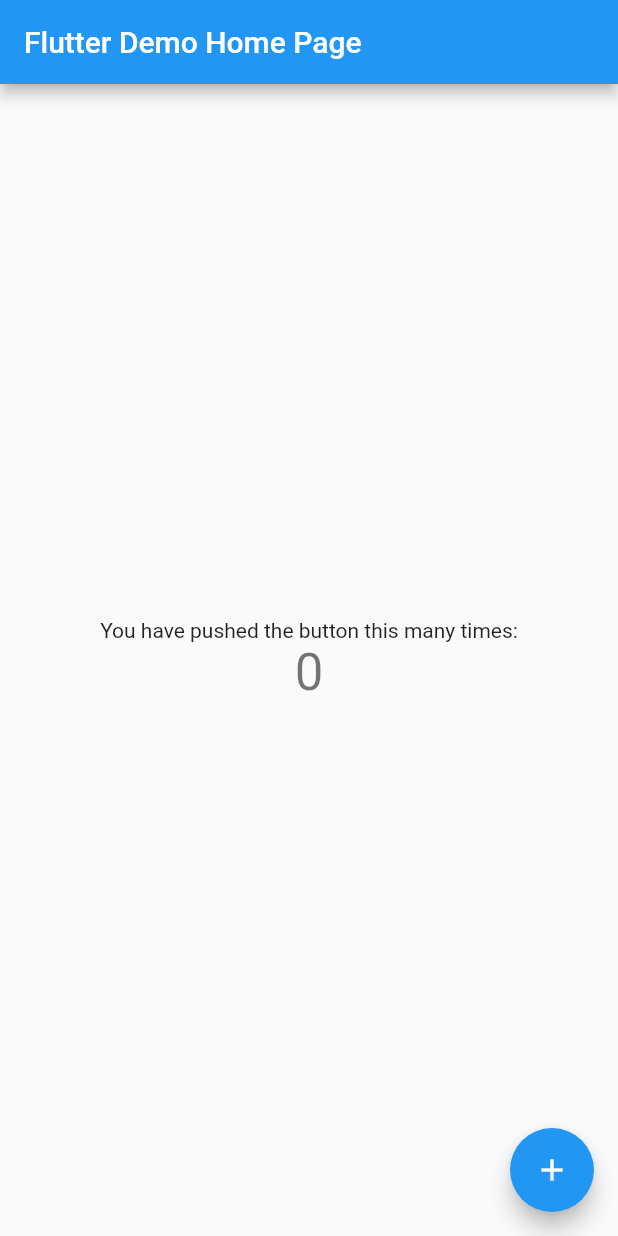
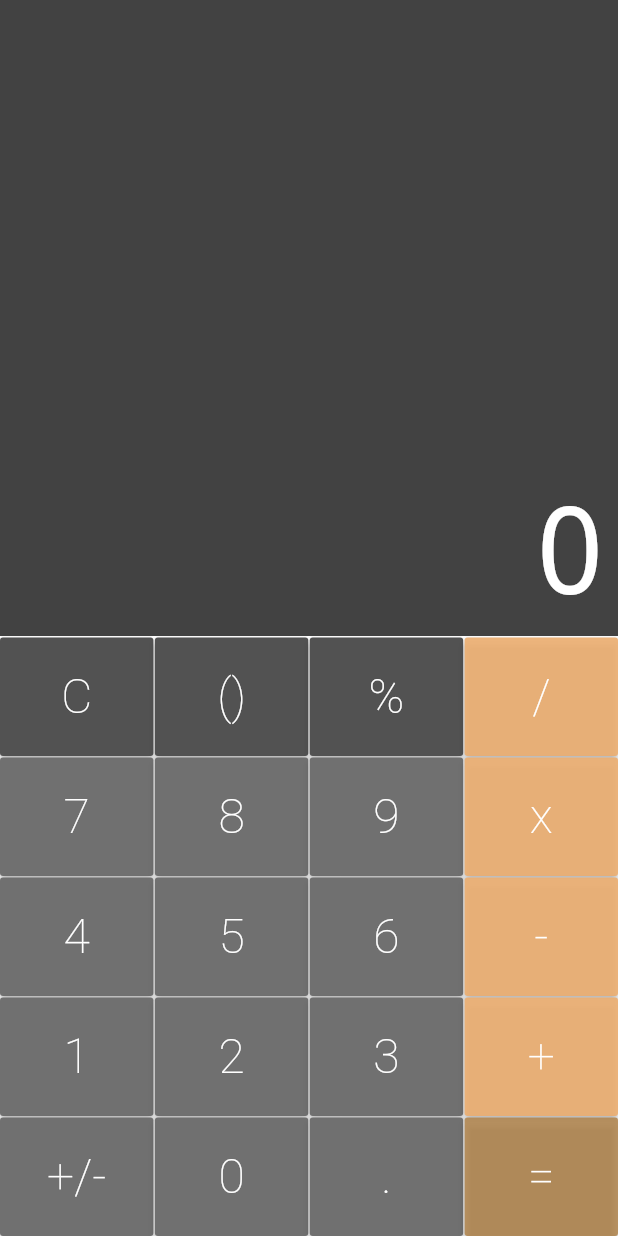
Before and after one commit to MoizesFSantos/CalculatorAPP, a Flutter app: the screen it shows after launch, on a phone screen of 412 x 824 dp. Run offline on Flutter 3.47's test engine with Material 2 defaults, Android fonts, the phone set to English and light mode, and no system bars; drawn by our look-alikes of auto_size_text.

Commit message:
second commit
almost finishing

```diff
--- /dev/null
+++ b/calculator/lib/components/button.dart
@@ -0,0 +1,56 @@
+import 'package:flutter/material.dart';
+
+// all buttons is here
+
+class Button extends StatelessWidget {
+  // different colors to different buttons ;)
+  static const DARK = Color.fromRGBO(82, 82, 82, 1);
+  static const DEFAULT = Color.fromRGBO(112, 112, 112, 1);
+  static const OPERATION = Color.fromRGBO(236, 173, 111, 0.9);
+  static const EQUALS = Color.fromRGBO(173, 125, 65, 0.8);
+
+  final String text;
+  final Color color;
+  final void Function(String) cb;
+// here are the constructors
+  Button({
+    @required this.text,
+    this.color = DEFAULT,
+    @required this.cb,
+  });
+  Button.operation({
+    @required this.text,
+    this.color = OPERATION,
+    @required this.cb,
+  });
+  Button.equals({
+    @required this.text,
+    this.color = EQUALS,
+    @required this.cb,
+  });
+  Button.dark({
+    @required this.text,
+    this.color = DARK,
+    @required this.cb,
+  });
+
+  @override
+  Widget build(BuildContext context) {
+    return Expanded(
+      flex: 1,
+      // ignore: deprecated_member_use
+      child: RaisedButton(
+        color: this.color,
+        child: Text(
+          text,
+          style: TextStyle(
+            color: Colors.white,
+            fontSize: 32,
+            fontWeight: FontWeight.w200,
+          ),
+        ),
+        onPressed: () => cb(text),
+      ),
+    );
+  }
+}
--- /dev/null
+++ b/calculator/lib/components/button_row.dart
@@ -0,0 +1,21 @@
+import 'package:calculator/components/button.dart';
+import 'package:flutter/material.dart';
+
+// this component put the buttons in line and will be called in the Kboard component
+
+class ButtonRow extends StatelessWidget {
+  final List<Button> buttons;
+  ButtonRow(this.buttons);
+  @override
+  Widget build(BuildContext context) {
+    return Expanded(
+      child: Row(
+        crossAxisAlignment: CrossAxisAlignment.stretch,
+        children: buttons.fold(<Widget>[], (list, b) {
+          list.isEmpty ? list.add(b) : list.addAll([SizedBox(width: 1), b]);
+          return list;
+        }),
+      ),
+    );
+  }
+}
--- /dev/null
+++ b/calculator/lib/components/display.dart
@@ -0,0 +1,40 @@
+import 'package:flutter/material.dart';
+import 'package:auto_size_text/auto_size_text.dart';
+
+class Display extends StatelessWidget {
+  final String text;
+  Display(this.text);
+  @override
+  Widget build(BuildContext context) {
+    return Expanded(
+      flex: 1,
+      child: Container(
+        color: Colors.grey[800],
+        child: Column(
+          // put the child in the end of the column
+          mainAxisAlignment: MainAxisAlignment.end,
+          // this option made the column take all screen space
+          crossAxisAlignment: CrossAxisAlignment.stretch,
+          children: [
+            Padding(
+              padding: const EdgeInsets.all(8.0),
+              child: AutoSizeText(
+                text,
+                maxFontSize: 80,
+                minFontSize: 20,
+                maxLines: 1,
+                textAlign: TextAlign.end,
+                style: TextStyle(
+                  fontWeight: FontWeight.w100,
+                  decoration: TextDecoration.none,
+                  fontSize: 80,
+                  color: Colors.white,
+                ),
+                ),
+            )
+          ],
+        ),
+      ),
+    );
+  }
+}
--- /dev/null
+++ b/calculator/lib/components/kboard.dart
@@ -0,0 +1,63 @@
+import 'package:calculator/components/button.dart';
+import 'package:calculator/components/button_row.dart';
+import 'package:flutter/material.dart';
+
+class KeyBoard extends StatelessWidget {
+  final void Function(String) cb;
+  KeyBoard(this.cb);
+  @override
+  Widget build(BuildContext context) {
+    return Container(
+      height: 400,
+      child: Column(
+        children: [
+          SizedBox(
+            height: 1,
+          ),
+          ButtonRow([
+            Button.dark(text: 'C', cb: cb),
+            Button.dark(text: '()', cb: cb),
+            Button.dark(text: '%', cb: cb),
+            Button.operation(text: '/', cb: cb),
+          ]),
+          SizedBox(
+            height: 1,
+          ),
+          ButtonRow([
+            Button(text: '7', cb: cb),
+            Button(text: '8', cb: cb),
+            Button(text: '9', cb: cb),
+            Button.operation(text: 'x', cb: cb),
+          ]),
+          SizedBox(
+            height: 1,
+          ),
+          ButtonRow([
+            Button(text: '4', cb: cb),
+            Button(text: '5', cb: cb),
+            Button(text: '6', cb: cb),
+            Button.operation(text: '-', cb: cb),
+          ]),
+          SizedBox(
+            height: 1,
+          ),
+          ButtonRow([
+            Button(text: '1', cb: cb),
+            Button(text: '2', cb: cb),
+            Button(text: '3', cb: cb),
+            Button.operation(text: '+', cb: cb),
+          ]),
+          SizedBox(
+            height: 1,
+          ),
+          ButtonRow([
+            Button(text: '+/-', cb: cb),
+            Button(text: '0', cb: cb),
+            Button(text: '.', cb: cb),
+            Button.equals(text: '=', cb: cb),
+          ]),
+        ],
+      ),
+    );
+  }
+}
--- a/calculator/lib/main.dart
+++ b/calculator/lib/main.dart
@@ -1,113 +1,6 @@
+import 'package:calculator/screen/calculator.dart';
 import 'package:flutter/material.dart';
 
 void main() {
-  runApp(MyApp());
+  runApp(CalcScreen());
 }
-
-class MyApp extends StatelessWidget {
-  // This widget is the root of your application.
-  @override
-  Widget build(BuildContext context) {
-    return MaterialApp(
-      title: 'Flutter Demo',
-      theme: ThemeData(
-        // This is the theme of your application.
-        //
-        // Try running your application with "flutter run". You'll see the
-        // application has a blue toolbar. Then, without quitting the app, try
-        // changing the primarySwatch below to Colors.green and then invoke
-        // "hot reload" (press "r" in the console where you ran "flutter run",
-        // or simply save your changes to "hot reload" in a Flutter IDE).
-        // Notice that the counter didn't reset back to zero; the application
-        // is not restarted.
-        primarySwatch: Colors.blue,
-      ),
-      home: MyHomePage(title: 'Flutter Demo Home Page'),
-    );
-  }
-}
-
-class MyHomePage extends StatefulWidget {
-  MyHomePage({Key key, this.title}) : super(key: key);
-
-  // This widget is the home page of your application. It is stateful, meaning
-  // that it has a State object (defined below) that contains fields that affect
-  // how it looks.
-
-  // This class is the configuration for the state. It holds the values (in this
-  // case the title) provided by the parent (in this case the App widget) and
-  // used by the build method of the State. Fields in a Widget subclass are
-  // always marked "final".
-
-  final String title;
-
-  @override
-  _MyHomePageState createState() => _MyHomePageState();
-}
-
-class _MyHomePageState extends State<MyHomePage> {
-  int _counter = 0;
-
-  void _incrementCounter() {
-    setState(() {
-      // This call to setState tells the Flutter framework that something has
-      // changed in this State, which causes it to rerun the build method below
-      // so that the display can reflect the updated values. If we changed
-      // _counter without calling setState(), then the build method would not be
-      // called again, and so nothing would appear to happen.
-      _counter++;
-    });
-  }
-
-  @override
-  Widget build(BuildContext context) {
-    // This method is rerun every time setState is called, for instance as done
-    // by the _incrementCounter method above.
-    //
-    // The Flutter framework has been optimized to make rerunning build methods
-    // fast, so that you can just rebuild anything that needs updating rather
-    // than having to individually change instances of widgets.
-    return Scaffold(
-      appBar: AppBar(
-        // Here we take the value from the MyHomePage object that was created by
-        // the App.build method, and use it to set our appbar title.
-        title: Text(widget.title),
-      ),
-      body: Center(
-        // Center is a layout widget. It takes a single child and positions it
-        // in the middle of the parent.
-        child: Column(
-          // Column is also a layout widget. It takes a list of children and
-          // arranges them vertically. By default, it sizes itself to fit its
-          // children horizontally, and tries to be as tall as its parent.
-          //
-          // Invoke "debug painting" (press "p" in the console, choose the
-          // "Toggle Debug Paint" action from the Flutter Inspector in Android
-          // Studio, or the "Toggle Debug Paint" command in Visual Studio Code)
-          // to see the wireframe for each widget.
-          //
-          // Column has various properties to control how it sizes itself and
-          // how it positions its children. Here we use mainAxisAlignment to
-          // center the children vertically; the main axis here is the vertical
-          // axis because Columns are vertical (the cross axis would be
-          // horizontal).
-          mainAxisAlignment: MainAxisAlignment.center,
-          children: <Widget>[
-            Text(
-              'You have pushed the button this many times:',
-            ),
-            Text(
-              '$_counter',
-              style: Theme.of(context).textTheme.headline4,
-            ),
-          ],
-        ),
-      ),
-      floatingActionButton: FloatingActionButton(
-        onPressed: _incrementCounter,
-        tooltip: 'Increment',
-        child: Icon(Icons.add),
-      ), // This trailing comma makes auto-formatting nicer for build methods.
-    );
-  }
-}
--- /dev/null
+++ b/calculator/lib/models/memory.dart
@@ -0,0 +1,22 @@
+class Memory {
+  // initial value
+  String _value = '0';
+
+  void applyCommand(String command) {
+    // call the clear function
+    if (command == 'C') {
+      _clear();
+    }else{
+      // increment value
+      _value += command;
+    }
+  }
+
+  _clear() {
+    _value = '0';
+  }
+
+  String get value {
+    return _value;
+  }
+}
--- /dev/null
+++ b/calculator/lib/screen/calculator.dart
@@ -0,0 +1,33 @@
+import 'package:calculator/components/display.dart';
+import 'package:calculator/components/kboard.dart';
+import 'package:calculator/models/memory.dart';
+import 'package:flutter/material.dart';
+
+// this is the only screen of the project
+// it's all we need :)
+class CalcScreen extends StatefulWidget {
+  @override
+  _CalcScreenState createState() => _CalcScreenState();
+}
+
+class _CalcScreenState extends State<CalcScreen> {
+  final Memory memory = Memory();
+  _onPressed(String command) {
+    setState(() {
+      memory.applyCommand(command);
+    });
+  }
+
+  @override
+  Widget build(BuildContext context) {
+    return MaterialApp(
+      debugShowCheckedModeBanner: false,
+      home: Column(
+        children: <Widget>[
+          Display(memory.value),
+          KeyBoard(_onPressed),
+        ],
+      ),
+    );
+  }
+}
--- a/calculator/pubspec.yaml
+++ b/calculator/pubspec.yaml
@@ -23,6 +23,7 @@ environment:
 dependencies:
   flutter:
     sdk: flutter
+  auto_size_text: ^2.1.0
 
 
   # The following adds the Cupertino Icons font to your application.
```
Also changed, not shown: calculator/pubspec.lock, 1 other file.
